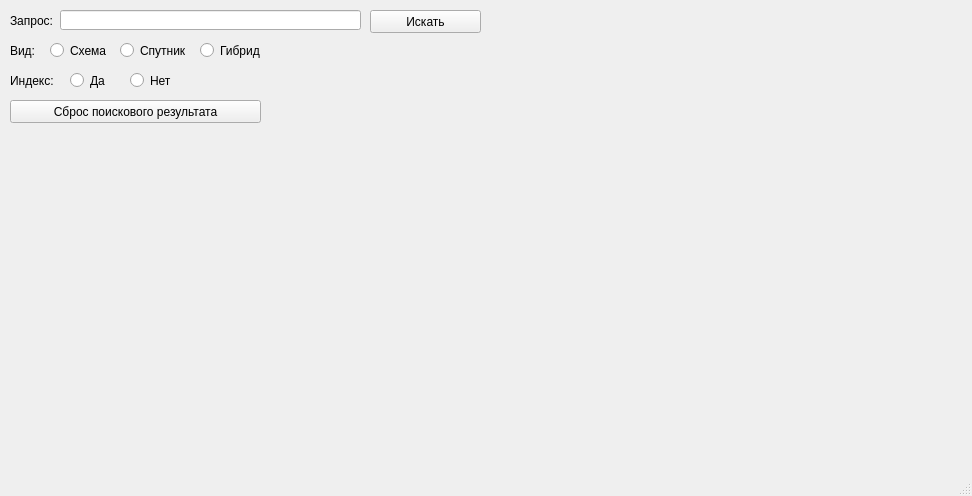
Old version of the form design.ui in the repository kirilllllllllllllllllllllllllllll/map.
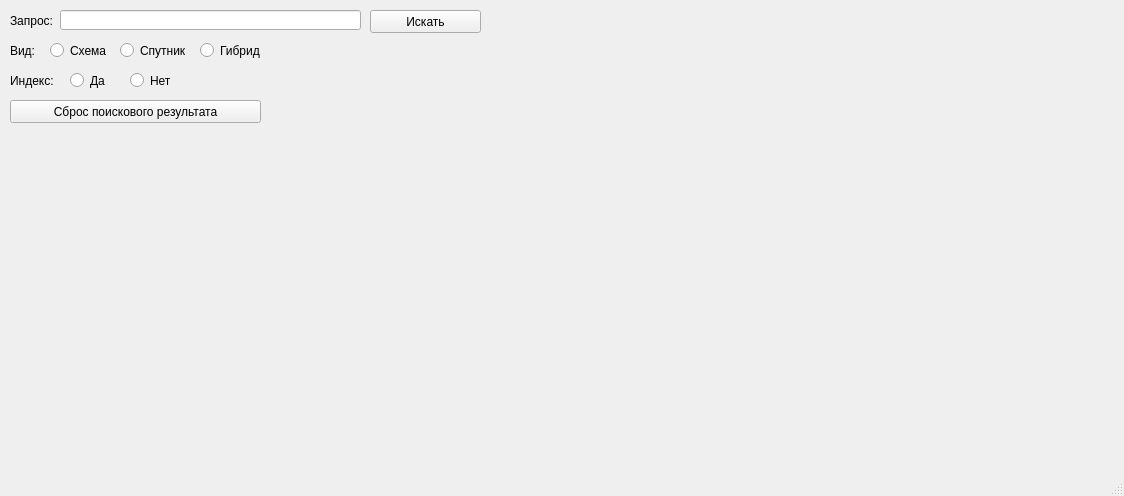
New version of the form.

The edit to the form file:
```diff
--- a/design.ui
+++ b/design.ui
@@ -6,7 +6,7 @@
    <rect>
     <x>0</x>
     <y>0</y>
-    <width>972</width>
+    <width>1124</width>
     <height>496</height>
    </rect>
   </property>
@@ -42,7 +42,7 @@
      <rect>
       <x>10</x>
       <y>40</y>
-      <width>47</width>
+      <width>31</width>
       <height>21</height>
      </rect>
     </property>
@@ -159,7 +159,7 @@
      <rect>
       <x>510</x>
       <y>10</y>
-      <width>450</width>
+      <width>600</width>
       <height>450</height>
      </rect>
     </property>
```
Left out of the diff: 19 changed lines with no effect on the pictures.
